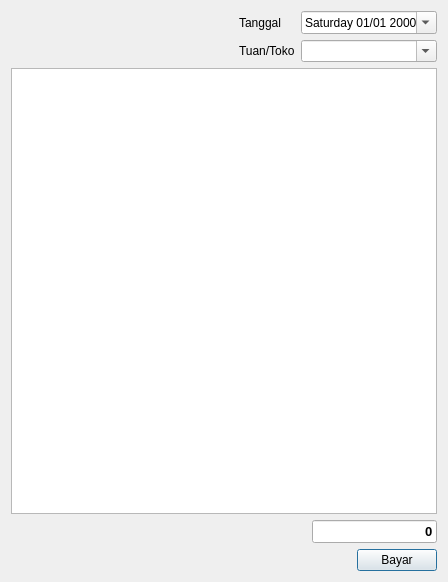
Before: the Qt Designer form src/ui/pembuatnota.ui in AyahnaSyahid/Printex-KaosPolos, drawn with Qt 5.
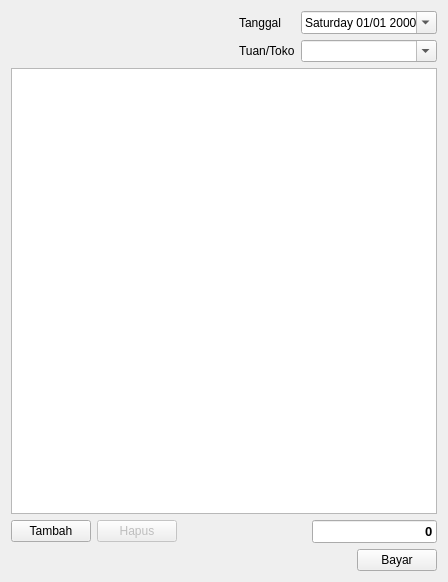
After: the same form once the commit is applied.

Commit message: Add remove order implemented

Patch:
```diff
--- a/src/ui/pembuatnota.ui
+++ b/src/ui/pembuatnota.ui
@@ -101,7 +101,30 @@
     </widget>
    </item>
    <item>
-    <layout class="QHBoxLayout" name="horizontalLayout_3" stretch="1,0">
+    <layout class="QHBoxLayout" name="horizontalLayout_3" stretch="0,0,1,0">
+     <item>
+      <widget class="QPushButton" name="tambahButton">
+       <property name="text">
+        <string>Tambah</string>
+       </property>
+       <property name="autoDefault">
+        <bool>false</bool>
+       </property>
+      </widget>
+     </item>
+     <item>
+      <widget class="QPushButton" name="hapusButton">
+       <property name="enabled">
+        <bool>false</bool>
+       </property>
+       <property name="text">
+        <string>Hapus</string>
+       </property>
+       <property name="autoDefault">
+        <bool>false</bool>
+       </property>
+      </widget>
+     </item>
      <item>
       <spacer name="horizontalSpacer_2">
        <property name="orientation">
@@ -159,6 +182,9 @@
        <property name="text">
         <string>Bayar</string>
        </property>
+       <property name="autoDefault">
+        <bool>false</bool>
+       </property>
       </widget>
      </item>
     </layout>
```
Left out of the diff: 9 changed lines with no effect on the pictures. The commit also changes 2 other files.
